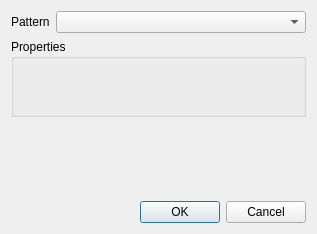
Old version of the form ui/src/virtualconsole/vcmatrixpresetselection.ui in the repository mcallegari/qlcplus.
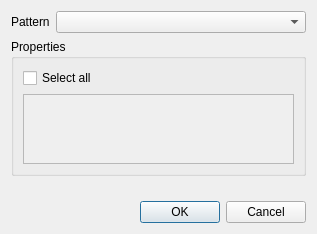
New version of the form. Icons and pictures are not drawn.

Diff of the .ui file:
```diff
--- a/ui/src/virtualconsole/vcmatrixpresetselection.ui
+++ b/ui/src/virtualconsole/vcmatrixpresetselection.ui
@@ -60,7 +60,7 @@
    <item>
     <widget class="QGroupBox" name="m_propertiesGroup">
      <property name="sizePolicy">
-      <sizepolicy hsizetype="Preferred" vsizetype="MinimumExpanding">
+      <sizepolicy hsizetype="Preferred" vsizetype="Preferred">
        <horstretch>0</horstretch>
        <verstretch>0</verstretch>
       </sizepolicy>
@@ -70,7 +70,35 @@
      </property>
      <layout class="QGridLayout" name="gridLayout_2">
       <item row="0" column="0">
-       <layout class="QGridLayout" name="m_propertiesLayout"/>
+       <widget class="QCheckBox" name="m_checkAll">
+        <property name="text">
+         <string>Select all</string>
+        </property>
+       </widget>
+      </item>
+      <item row="1" column="0">
+       <widget class="QScrollArea" name="scrollArea">
+        <property name="widgetResizable">
+         <bool>true</bool>
+        </property>
+        <widget class="QWidget" name="scrollAreaWidgetContents">
+         <property name="geometry">
+          <rect>
+           <x>0</x>
+           <y>0</y>
+           <width>100</width>
+           <height>30</height>
+          </rect>
+         </property>
+         <property name="sizePolicy">
+          <sizepolicy hsizetype="Preferred" vsizetype="Expanding">
+           <horstretch>0</horstretch>
+           <verstretch>0</verstretch>
+          </sizepolicy>
+         </property>
+         <layout class="QGridLayout" name="m_propertiesLayout"/>
+        </widget>
+       </widget>
       </item>
      </layout>
     </widget>
```
